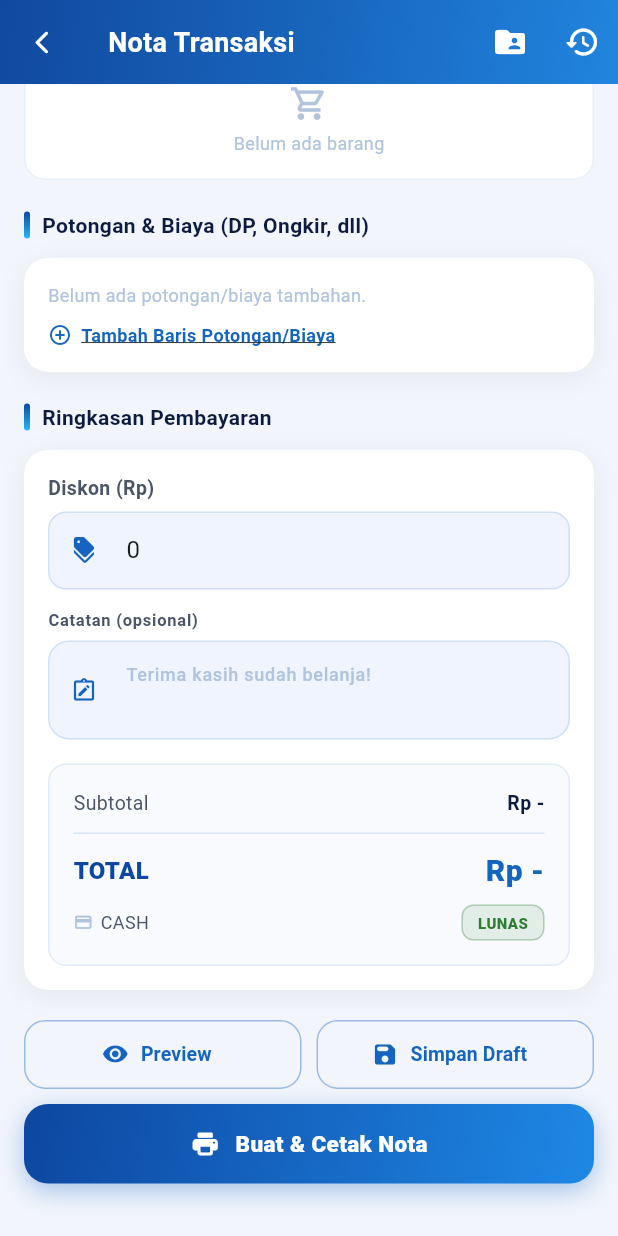
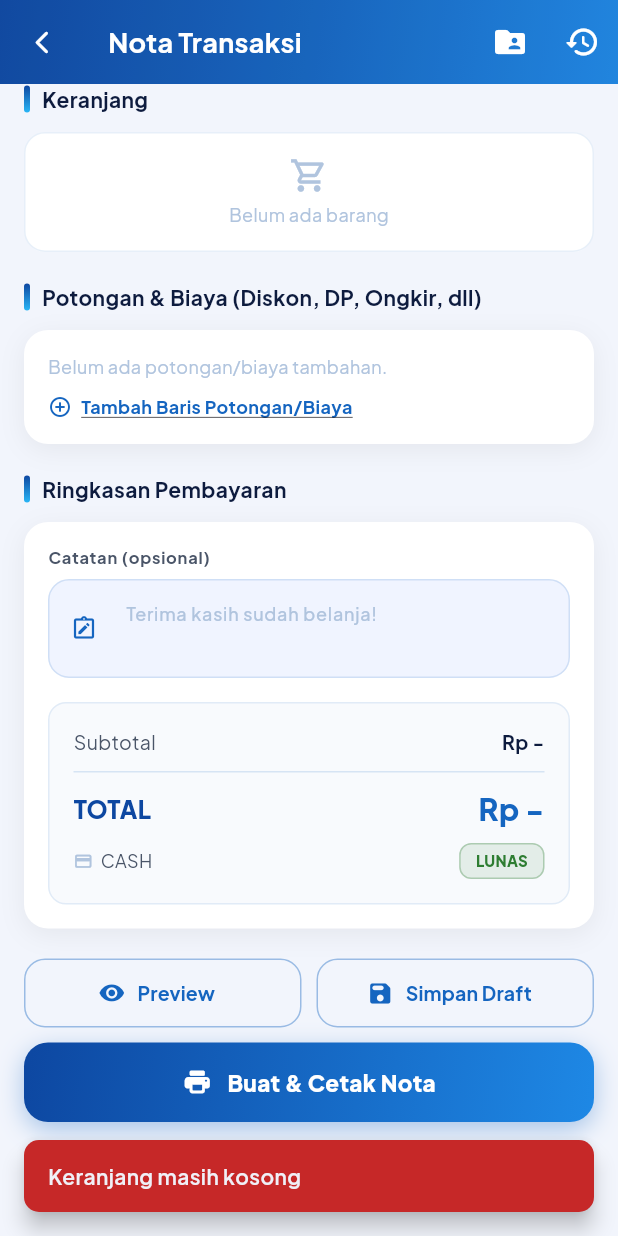
Before and after one commit to umgap2026-cmd/UMGAP-AI, a Flutter app: the InvoicePage screen opened directly, scrolled down 1152 dp, after a tap on "Preview", on a phone screen of 412 x 824 dp. Run offline on Flutter 3.47's test engine with Material 3 defaults, Android fonts, the phone set to English and light mode, and no system bars; our stand-ins replace dio, firebase_core, firebase_messaging, flutter_contacts, flutter_local_notifications, flutter_secure_storage and 11 more; missing offline and left inert: esc_pos_utils_plus, print_bluetooth_thermal; accounts and stored records are empty; network calls fail.

Commit message:
Mobile: fix Diskon nota salah tercatat sbg DP, versi app ke Profile, refresh visual Dashboard
- Fix bug: Diskon di form nota mobile (Jual) selama ini dikirim ke server
  dgn type 'DP' (bukan sbg discount asli) -- field "Diskon (Rp)" yg
  berdiri sendiri di Ringkasan Pembayaran disatukan ke picker "Potongan &
  Biaya" yg sudah ada (kini Diskon/DP/Ongkir 1 tempat, 1 dropdown jenis),
  dan submit payload memakai field "discount" asli, bukan lagi
  disamarkan jadi baris "adjustments" tipe DP. UI-only, backend/API
  tidak berubah.
- Versi aplikasi dipindah dari halaman Login ke halaman Profile.
- Refresh visual Dashboard (semua role): font app-wide ganti ke Plus
  Jakarta Sans (via google_fonts), ikon Akses Cepat & Menu Utama
  diperbesar/lebih hidup warnanya, kartu Overview Admin disatukan jadi
  1 blok gradient navy (menyamai kartu Owner/Karyawan yg sudah begitu).

Co-Authored-By: Claude Sonnet 5 <noreply@anthropic.com>

```diff
--- a/umgap_mobile/lib/invoice_page.dart
+++ b/umgap_mobile/lib/invoice_page.dart
@@ -66,11 +66,13 @@ class CartItem {
 }
 
 // ════════════════════════════════════════════
-//  ADJUSTMENT — baris "Potongan & Biaya" (DP/Ongkir),
-//  mirror section yg sama di web (invoice_form.html).
+//  ADJUSTMENT — baris "Potongan & Biaya" (Diskon/DP/Ongkir).
+//  Diskon & DP sama2 "potongan" (mode POTONGAN implisit, tidak
+//  ada toggle Beban); cuma Ongkir yg bisa jadi Beban terpisah
+//  (tercatat sbg pengeluaran, tidak mengurangi total nota).
 // ════════════════════════════════════════════
 class _AdjRow {
-  String type;   // 'DP' | 'ONGKIR'
+  String type;   // 'DISKON' | 'DP' | 'ONGKIR'
   String mode;   // 'BEBAN' | 'POTONGAN' -- cuma relevan utk ONGKIR
   final TextEditingController amountCtrl = TextEditingController();
   final TextEditingController categoryCtrl = TextEditingController();
@@ -120,7 +122,6 @@ class InvoicePage extends StatefulWidget {
   final String?         initPhone;
   final String?         initPayMethod;
   final String?         initNotes;
-  final double?         initDiscount;
   final bool?           initIsPaid;
   final List<CartItem>? initCart;
   final int? editTxnId;
@@ -131,7 +132,6 @@ class InvoicePage extends StatefulWidget {
     this.initPhone,
     this.initPayMethod,
     this.initNotes,
-    this.initDiscount,
     this.initIsPaid,
     this.initCart,
     this.editTxnId,
@@ -165,7 +165,6 @@ class _InvoicePageState extends State<InvoicePage>
   late final TextEditingController _nameCtrl;
   late final TextEditingController _phoneCtrl;
   late final TextEditingController _notesCtrl;
-  late final TextEditingController _discCtrl;
   final _nameFocus = FocusNode();
 
   late String       _payMethod;
@@ -208,21 +207,17 @@ class _InvoicePageState extends State<InvoicePage>
     _nameCtrl  = TextEditingController(text: widget.initName  ?? '');
     _phoneCtrl = TextEditingController(text: widget.initPhone ?? '');
     _notesCtrl = TextEditingController(text: widget.initNotes ?? '');
-    _discCtrl  = TextEditingController(
-        text: (widget.initDiscount ?? 0).toInt().toString());
     _payMethod = widget.initPayMethod ?? 'CASH';
     _isPaid    = widget.initIsPaid   ?? true;
     _cart      = List<CartItem>.from(widget.initCart ?? []);
 
     _qtyCtrl.addListener(  () => setState(() {}));
     _priceCtrl.addListener(() => setState(() {}));
-    _discCtrl.addListener( () => setState(() {}));
 
     // Auto-save draft setiap field berubah
     _nameCtrl.addListener(_saveDraft);
     _phoneCtrl.addListener(_saveDraft);
     _notesCtrl.addListener(_saveDraft);
-    _discCtrl.addListener(_saveDraft);
 
     // Cek saldo hutang/piutang pihak begitu nama selesai diisi
     _nameFocus.addListener(() {
@@ -246,7 +241,7 @@ class _InvoicePageState extends State<InvoicePage>
     _modeAnim.dispose();
     _qtyCtrl.dispose();  _priceCtrl.dispose(); _itemNoteCtrl.dispose();
     _nameCtrl.dispose(); _phoneCtrl.dispose(); _nameFocus.dispose();
-    _notesCtrl.dispose(); _discCtrl.dispose(); _creditCtrl.dispose();
+    _notesCtrl.dispose(); _creditCtrl.dispose();
     for (final a in _adjustments) a.dispose();
     super.dispose();
   }
@@ -268,6 +263,19 @@ class _InvoicePageState extends State<InvoicePage>
         _addAsReturn = false;
       });
       _saveDraft();
+    }
+    // Diskon cuma tersedia utk mode Jual (Ringkasan Pembayaran tidak
+    // ditampilkan sama sekali di mode Beli) -- baris tipe DISKON yg
+    // tersisa dari mode Jual sebelumnya harus dibuang, bukan cuma
+    // disembunyikan, supaya dropdown tipe (yg tidak lagi menawarkan
+    // DISKON di mode Beli) tidak macet krn value tidak ada di items.
+    if (toBeli) {
+      setState(() {
+        _adjustments.removeWhere((a) {
+          if (a.type == 'DISKON') { a.dispose(); return true; }
+          return false;
+        });
+      });
     }
     // Arah saldo (HUTANG/PIUTANG) berbeda per mode -- cek ulang.
     _checkPartyCredit();
@@ -360,7 +368,6 @@ class _InvoicePageState extends State<InvoicePage>
     'name':    _nameCtrl.text,
     'phone':   _phoneCtrl.text,
     'notes':   _notesCtrl.text,
-    'disc':    _discCtrl.text,
     'pay':     _payMethod,
     'isPaid':  _isPaid,
     'isBeli':  _isBeli,
@@ -409,7 +416,6 @@ class _InvoicePageState extends State<InvoicePage>
       _nameCtrl.text  = d['name']  ?? '';
       _phoneCtrl.text = d['phone'] ?? '';
       _notesCtrl.text = d['notes'] ?? '';
-      _discCtrl.text  = d['disc']  ?? '0';
       _payMethod      = d['pay']   ?? 'CASH';
       _isPaid         = d['isPaid'] ?? true;
       final isBeli    = d['isBeli'] ?? false;
@@ -466,7 +472,6 @@ class _InvoicePageState extends State<InvoicePage>
         'name':    invoice['customer_name'] ?? '',
         'phone':   invoice['customer_phone'] ?? '',
         'notes':   invoice['notes'] ?? '',
-        'disc':    '0',
         'pay':     invoice['payment_method'] ?? 'CASH',
         'isPaid':  invoice['is_paid'] ?? true,
         'isBeli':  isBeli,
@@ -931,9 +936,9 @@ class _InvoicePageState extends State<InvoicePage>
       _cart.where((c) => !c.isReturn).fold(0.0, (s, c) => s + c.subtotal);
   double get _revSubtotal =>
       _cart.where((c) => c.isReturn).fold(0.0, (s, c) => s + c.subtotal);
-  double get _disc        =>
-      _isBeli ? 0 : (double.tryParse(_discCtrl.text.trim()) ?? 0);
-  // ── Potongan & Biaya (DP/Ongkir) ──
+  // ── Potongan & Biaya (Diskon/DP/Ongkir) ──
+  double get _adjDiskonTotal => _adjustments
+      .where((a) => a.type == 'DISKON').fold(0.0, (s, a) => s + a.amount);
   double get _adjDpTotal => _adjustments
       .where((a) => a.type == 'DP').fold(0.0, (s, a) => s + a.amount);
   double get _adjOngkirPotongan => _adjustments
@@ -944,7 +949,7 @@ class _InvoicePageState extends State<InvoicePage>
       .fold(0.0, (s, a) => s + a.amount);
   // Total sebelum saldo dipotong (dipakai buat batas atas input saldo)
   double get _rawTotal =>
-      (_subtotal - _disc - _revSubtotal - _adjDpTotal - _adjOngkirPotongan)
+      (_subtotal - _adjDiskonTotal - _revSubtotal - _adjDpTotal - _adjOngkirPotongan)
           .clamp(0, double.infinity);
   double get _total       =>
       (_rawTotal - _creditApplied).clamp(0, double.infinity);
@@ -1474,19 +1479,19 @@ class _InvoicePageState extends State<InvoicePage>
     'is_return':   c.isReturn,
   }).toList();
 
-  List<Map<String, dynamic>> _buildAdjustmentsPayload() {
-    final list = _adjustments
-        .where((a) => a.amount > 0)
-        .map((a) => a.toJson())
-        .toList();
-    if (!_isBeli && _disc > 0) list.add({'type': 'DP', 'amount': _disc});
-    return list;
-  }
+  // Cuma tipe DP/ONGKIR yg dikirim lewat payload "adjustments" -- DISKON
+  // dikirim lewat field "discount" polos (lihat _adjDiskonTotal), sesuai
+  // kontrak backend create_fin_invoice/create_fin_purchase_invoice yg
+  // sudah ada (discount + adjustments terpisah, TIDAK diubah).
+  List<Map<String, dynamic>> _buildAdjustmentsPayload() => _adjustments
+      .where((a) => a.amount > 0 && a.type != 'DISKON')
+      .map((a) => a.toJson())
+      .toList();
 
   void _resetFormAfterSubmit() {
     for (final a in _adjustments) a.dispose();
     _cart.clear(); _nameCtrl.clear(); _phoneCtrl.clear();
-    _notesCtrl.clear(); _discCtrl.text = '0';
+    _notesCtrl.clear();
     _payMethod = 'CASH'; _isPaid = true; _submitting = false;
     _priceCtrl.clear(); _itemNoteCtrl.clear();
     _qtyCtrl.text = '1'; _selId = null; _addAsReturn = false;
@@ -1552,7 +1557,7 @@ class _InvoicePageState extends State<InvoicePage>
     final phone  = _phoneCtrl.text.trim();
     final pay    = _payMethod;
     final notes  = _notesCtrl.text.trim();
-    final disc   = _disc + _adjDpTotal + _adjOngkirPotongan + _creditApplied;
+    final disc   = _adjDiskonTotal + _adjDpTotal + _adjOngkirPotongan + _creditApplied;
     final sub    = _subtotal;
     final revSub = _revSubtotal;
     final total  = _total;
@@ -1565,7 +1570,7 @@ class _InvoicePageState extends State<InvoicePage>
           'customer_phone': phone,
           'payment_method': pay,
           'notes':          notes,
-          'discount':       0,
+          'discount':       _adjDiskonTotal,
           'is_paid':        paid ? '1' : '0',
           'adjustments':    _buildAdjustmentsPayload(),
           'credit_applied': _creditApplied,
@@ -1798,11 +1803,11 @@ class _InvoicePageState extends State<InvoicePage>
                   _RingkasanRow('Subtotal', _rp(_subtotal)),
                   if (_revSubtotal > 0)
                     _RingkasanRow('🔁 Barang $_reverseLabel', '− ${_rp(_revSubtotal)}'),
-                  if (!_isBeli && _disc > 0)
-                    _RingkasanRow('Diskon', '− ${_rp(_disc)}'),
                   for (final a in _adjustments.where((a) => a.amount > 0))
                     _RingkasanRow(
-                      a.type == 'DP' ? 'DP' : 'Ongkir (${a.mode == 'BEBAN' ? 'Beban' : 'Potongan'})',
+                      a.type == 'DISKON' ? 'Diskon'
+                          : a.type == 'DP' ? 'DP'
+                          : 'Ongkir (${a.mode == 'BEBAN' ? 'Beban' : 'Potongan'})',
                       a.mode == 'BEBAN' && a.type == 'ONGKIR'
                           ? _rp(a.amount) : '− ${_rp(a.amount)}',
                     ),
@@ -1843,9 +1848,14 @@ class _InvoicePageState extends State<InvoicePage>
               decoration: const InputDecoration(
                   isDense: true, border: InputBorder.none,
                   labelText: 'Jenis'),
-              items: const [
-                DropdownMenuItem(value: 'DP', child: Text('DP')),
-                DropdownMenuItem(value: 'ONGKIR', child: Text('Ongkir')),
+              items: [
+                // Diskon cuma relevan utk Jual (Ringkasan Pembayaran &
+                // Total Modal Beli tidak sama secara konsep) -- lihat
+                // _switchMode() yg membuang baris DISKON saat ganti ke Beli.
+                if (!_isBeli)
+                  const DropdownMenuItem(value: 'DISKON', child: Text('Diskon')),
+                const DropdownMenuItem(value: 'DP', child: Text('DP')),
+                const DropdownMenuItem(value: 'ONGKIR', child: Text('Ongkir')),
               ],
               onChanged: (v) => setState(() => row.type = v ?? 'DP'),
             ),
@@ -2874,7 +2884,7 @@ class _InvoicePageState extends State<InvoicePage>
           // ══════════════════════════════════════
           //  POTONGAN & BIAYA — DP, Ongkir, dll (kedua mode)
           // ══════════════════════════════════════
-          USectionHeader(title: 'Potongan & Biaya (DP, Ongkir, dll)'),
+          USectionHeader(title: 'Potongan & Biaya (Diskon, DP, Ongkir, dll)'),
           const SizedBox(height: 12),
           _InvCard(children: [
             if (_adjustments.isEmpty)
@@ -2907,32 +2917,6 @@ class _InvoicePageState extends State<InvoicePage>
             const USectionHeader(title: 'Ringkasan Pembayaran'),
             const SizedBox(height: 12),
             _InvCard(children: [
-              const Text('Diskon (Rp)', style: TextStyle(
-                  fontSize: 13, fontWeight: FontWeight.w600,
-                  color: UColors.textMid)),
-              const SizedBox(height: 6),
-              TextField(
-                controller: _discCtrl,
-                keyboardType: TextInputType.number,
-                inputFormatters: [FilteringTextInputFormatter.digitsOnly],
-                decoration: InputDecoration(
-                  hintText: '0',
-                  prefixIcon: const Icon(Icons.discount_rounded,
-                      color: UColors.primary, size: 18),
-                  filled: true, fillColor: UColors.inputBg,
-                  contentPadding: const EdgeInsets.symmetric(
-                      horizontal: 14, vertical: 14),
-                  border: OutlineInputBorder(
-                      borderRadius: BorderRadius.circular(12),
-                      borderSide: BorderSide(
-                          color: UColors.primary.withOpacity(0.15))),
-                  enabledBorder: OutlineInputBorder(
-                      borderRadius: BorderRadius.circular(12),
-                      borderSide: BorderSide(
-                          color: UColors.primary.withOpacity(0.15))),
-                ),
-              ),
-              const SizedBox(height: 12),
               UField(controller: _notesCtrl,
                   label: 'Catatan (opsional)',
                   hint: 'Terima kasih sudah belanja!',
@@ -2953,9 +2937,9 @@ class _InvoicePageState extends State<InvoicePage>
                     _SumRow('🔁 Barang $_reverseLabel', '− ${_rp(_revSubtotal)}',
                         color: const Color(0xFFC2410C)),
                   ],
-                  if (_disc > 0) ...[
+                  if (_adjDiskonTotal > 0) ...[
                     const SizedBox(height: 8),
-                    _SumRow('Diskon', '− ${_rp(_disc)}',
+                    _SumRow('Diskon', '− ${_rp(_adjDiskonTotal)}',
                         color: UColors.danger),
                   ],
                   if (_adjDpTotal > 0) ...[
--- a/umgap_mobile/lib/main.dart
+++ b/umgap_mobile/lib/main.dart
@@ -5,6 +5,7 @@ import 'package:flutter/material.dart';
 import 'package:flutter/services.dart';
 import 'package:flutter_local_notifications/flutter_local_notifications.dart';
 import 'package:flutter_secure_storage/flutter_secure_storage.dart';
+import 'package:google_fonts/google_fonts.dart';
 
 import 'home_page.dart';
 import 'login_page.dart';
@@ -118,7 +119,7 @@ class _UmgapAppState extends State<UmgapApp> {
       theme: ThemeData(
         colorSchemeSeed: UColors.primary,
         useMaterial3: true,
-        fontFamily: 'Roboto',
+        textTheme: GoogleFonts.plusJakartaSansTextTheme(),
         scaffoldBackgroundColor: const Color(0xFFF2F5FC),
       ),
       home: const SplashPage(),
--- a/umgap_mobile/pubspec.yaml
+++ b/umgap_mobile/pubspec.yaml
@@ -2,7 +2,7 @@ name: umgap_mobile
 description: A new Flutter project
 publish_to: 'none'
 
-version: 1.5.0+22
+version: 1.6.0+23
 
 environment:
   sdk: ^3.5.0
@@ -25,6 +25,7 @@ dependencies:
   path_provider: ^2.1.3
   google_sign_in: ^6.2.1
   flutter_contacts: ^1.1.9+2
+  google_fonts: ^6.2.1
   # PDF generation
   pdf: ^3.10.8
 
```
Also changed, not shown: umgap_mobile/lib/home_page.dart (+50 -45 lines), umgap_mobile/lib/login_page.dart (+1 -14 lines), umgap_mobile/lib/profile_page.dart (+18 -1 lines), umgap_mobile/pubspec.lock, 1 other file.
